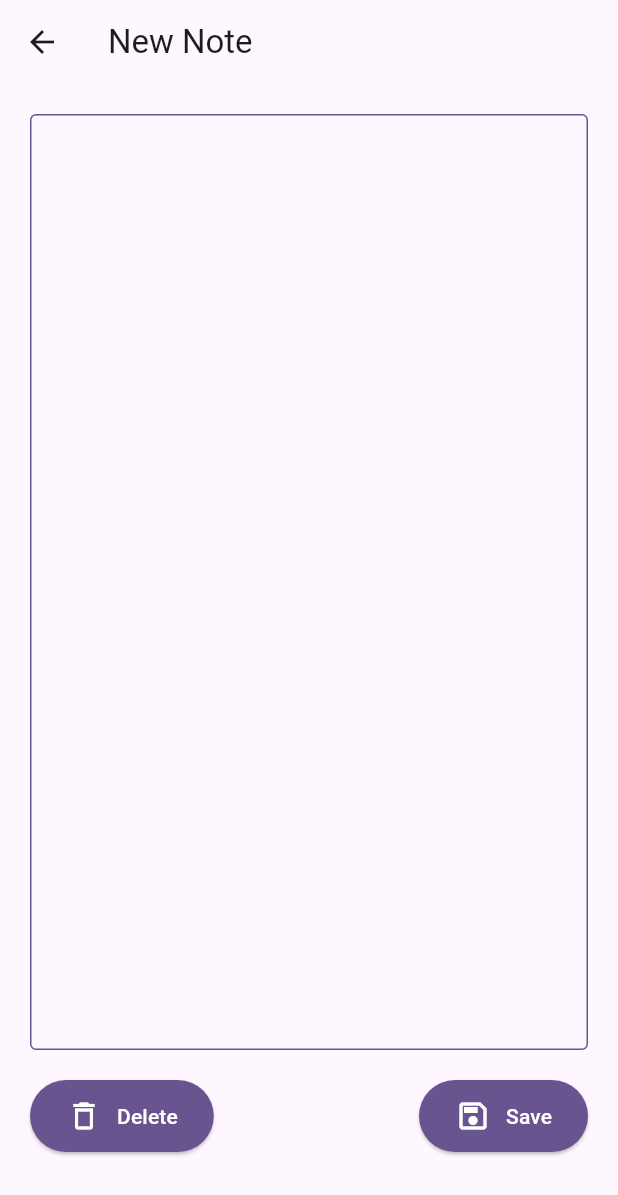
After one commit to user-grinch/Flutter-Notes, a Flutter app: the NotesView screen opened by its route, after a tap on the "add" icon, on a phone screen of 412 x 824 dp. The commit adds this screen. Shown: the top 1195 px of the screen. Run offline on Flutter 3.47's test engine with Material 3 defaults, Android fonts, the phone set to English and light mode, and no system bars; our stand-ins replace firebase_auth, firebase_core, sqflite; accounts and stored records are empty; network calls fail.

Commit message:
Refactor + add update note

```diff
--- a/lib/constants/routes.dart
+++ b/lib/constants/routes.dart
@@ -2,5 +2,5 @@ const loginRoute = '/login/';
 const reigsterRoute = '/register/';
 const notesRoute = '/notes/';
 const verifyEmailRoute = '/verify-email/';
-const newNoteRoute = '/notes/new-note/';
+const createUpdateNoteRoute = '/notes/new-note/';
 const settingsRoute = '/settings/';
--- a/lib/main.dart
+++ b/lib/main.dart
@@ -4,7 +4,7 @@ import 'package:flutter1/constants/routes.dart';
 import 'package:flutter1/firebase_options.dart';
 import 'package:flutter1/services/auth/auth_service.dart';
 import 'package:flutter1/views/login_view.dart';
-import 'package:flutter1/views/notes/new_note_view.dart';
+import 'package:flutter1/views/notes/create_update_note_view.dart';
 import 'package:flutter1/views/notes/notes_view.dart';
 import 'package:flutter1/views/register_view.dart';
 import 'package:flutter1/views/settings_view.dart';
@@ -37,7 +37,7 @@ void main() {
       reigsterRoute: (context) => RegisterView(),
       notesRoute: (context) => NotesView(),
       verifyEmailRoute: (context) => VerifyEmailView(),
-      newNoteRoute: (context) => const NewNoteView(),
+      createUpdateNoteRoute: (context) => const CreateUpdateNoteView(),
       settingsRoute: (context) => const SettingsView(),
     },
   ));
--- a/lib/services/crud/notes_service.dart
+++ b/lib/services/crud/notes_service.dart
@@ -19,7 +19,6 @@ class NotesService {
       },
     );
   }
-
   factory NotesService() => _shared;
 
   late final StreamController<List<DatabaseNote>> _notesStreamController;
@@ -112,15 +111,19 @@ class NotesService {
   Future<void> deleteNote({required int id}) async {
     await _ensureDbIsOpen();
     final db = _getDatabaseOrThrow();
+    print(db);
     final deletedCount = await db.delete(
       noteTable,
       where: 'id = ?',
       whereArgs: [id],
     );
+    print(db);
     if (deletedCount == 0) {
       throw CouldNotDeleteNote();
     } else {
+      print(_notes);
       _notes.removeWhere((note) => note.id == id);
+      print(db);
       _notesStreamController.add(_notes);
     }
   }
--- a/lib/utilities/elevated_button.dart
+++ b/lib/utilities/elevated_button.dart
@@ -1,20 +1,15 @@
 import 'package:flutter/material.dart';
 
-class ElevatedButtonMD3 extends StatefulWidget {
-  final String text;
+class ElevatedButtonMD3 extends StatelessWidget {
+  final Widget? child;
   final VoidCallback onPressed;
 
   const ElevatedButtonMD3({
     super.key,
-    required this.text,
+    required this.child,
     required this.onPressed,
   });
 
-  @override
-  State<ElevatedButtonMD3> createState() => _ElevatedButtonMD3State();
-}
-
-class _ElevatedButtonMD3State extends State<ElevatedButtonMD3> {
   @override
   Widget build(BuildContext context) {
     return ElevatedButton(
@@ -26,8 +21,8 @@ class _ElevatedButtonMD3State extends State<ElevatedButtonMD3> {
         ),
         padding: EdgeInsets.symmetric(horizontal: 24, vertical: 12),
       ),
-      onPressed: widget.onPressed,
-      child: Text(widget.text),
+      onPressed: onPressed,
+      child: child,
     );
   }
 }
--- /dev/null
+++ b/lib/utilities/generics/get_argument.dart
@@ -0,0 +1,14 @@
+import 'package:flutter/material.dart' show BuildContext, ModalRoute;
+
+extension GetArgument on BuildContext {
+  T? getArgument<T>() {
+    final modalRoute = ModalRoute.of(this);
+    if (modalRoute != null) {
+      final args = modalRoute.settings.arguments;
+      if (args != null && args is T) {
+        return args as T;
+      }
+    }
+    return null;
+  }
+}
--- a/lib/views/login_view.dart
+++ b/lib/views/login_view.dart
@@ -5,8 +5,8 @@ import 'dart:developer' as devtools show log;
 import 'package:flutter1/constants/routes.dart';
 import 'package:flutter1/services/auth/auth_exceptions.dart';
 import 'package:flutter1/services/auth/auth_service.dart';
+import 'package:flutter1/utilities/dialogs/error_dialog.dart';
 import 'package:flutter1/utilities/elevated_button.dart';
-import 'package:flutter1/utilities/show_error_dialog.dart';
 
 class LoginView extends StatefulWidget {
   const LoginView({super.key});
@@ -109,7 +109,7 @@ class _LoginViewState extends State<LoginView> {
                 );
               }
             },
-            text: 'Login',
+            child: Text('Login'),
           ),
           TextButton(
             onPressed: () {
--- /dev/null
+++ b/lib/views/notes/create_update_note_view.dart
@@ -0,0 +1,175 @@
+import 'dart:math';
+
+import 'package:flutter/material.dart';
+import 'package:flutter1/services/auth/auth_service.dart';
+import 'package:flutter1/services/crud/notes_service.dart';
+import 'package:flutter1/utilities/elevated_button.dart';
+import 'package:flutter1/utilities/generics/get_argument.dart';
+import 'package:sqflite/sqflite.dart';
+
+class CreateUpdateNoteView extends StatefulWidget {
+  const CreateUpdateNoteView({super.key});
+
+  @override
+  State<CreateUpdateNoteView> createState() => _CreateUpdateNoteViewState();
+}
+
+class _CreateUpdateNoteViewState extends State<CreateUpdateNoteView> {
+  DatabaseNote? _note;
+  late final NotesService _notesService;
+  late final TextEditingController _textController;
+
+  @override
+  void initState() {
+    _notesService = NotesService();
+    _textController = TextEditingController();
+    super.initState();
+  }
+
+  void _textControllerListener() async {
+    final text = _textController.text;
+    await _notesService.updateNote(
+      note: _note!,
+      text: text,
+    );
+  }
+
+  void _setupTextControllerListener() {
+    _textController.removeListener(_textControllerListener);
+    _textController.addListener(_textControllerListener);
+  }
+
+  Future<DatabaseNote> createOrGetExistingNote(BuildContext context) async {
+    final widgetNote = context.getArgument<DatabaseNote>();
+
+    if (widgetNote != null) {
+      _note = widgetNote;
+      _textController.text = widgetNote.text;
+      return widgetNote;
+    } else {
+      final existingNote = _note;
+
+      if (existingNote != null) {
+        return existingNote;
+      }
+      final currentUser = AuthService.firebase().currentUser!;
+      final email = currentUser.email!;
+      final owner = await _notesService.getUser(email: email);
+      final newNote = await _notesService.createNote(owner: owner);
+      _note = newNote;
+      return newNote;
+    }
+  }
+
+  void _deleteNoteIfTextIsEmpty() {
+    final note = _note;
+    if (_textController.text.isEmpty && note != null) {
+      _notesService.deleteNote(id: note.id);
+    }
+  }
+
+  void _saveNoteIfTextNotEmpty() async {
+    final note = _note;
+    if (_textController.text.isNotEmpty && note != null) {
+      await _notesService.updateNote(
+        note: note,
+        text: _textController.text,
+      );
+    }
+  }
+
+  @override
+  void dispose() {
+    _deleteNoteIfTextIsEmpty();
+    _saveNoteIfTextNotEmpty();
+    _textController.dispose();
+    super.dispose();
+  }
+
+  @override
+  Widget build(BuildContext context) {
+    return Scaffold(
+      appBar: AppBar(
+        title: const Text("New Note"),
+      ),
+      body: FutureBuilder(
+          future: createOrGetExistingNote(context),
+          builder: (context, snapshot) {
+            if (snapshot.connectionState == ConnectionState.done) {
+              _setupTextControllerListener();
+              return Padding(
+                padding: const EdgeInsets.fromLTRB(20, 20, 20, 60),
+                child: Column(
+                  children: [
+                    TextFormField(
+                      controller: _textController,
+                      decoration: InputDecoration(
+                        labelText: null,
+                        border: const OutlineInputBorder(),
+                        floatingLabelBehavior: FloatingLabelBehavior.always,
+                        enabledBorder: OutlineInputBorder(
+                          borderSide: BorderSide(
+                            color: Theme.of(context).colorScheme.primary,
+                          ),
+                        ),
+                        focusedBorder: OutlineInputBorder(
+                          borderSide: BorderSide(
+                            color:
+                                Theme.of(context).colorScheme.primaryContainer,
+                          ),
+                        ),
+                        contentPadding: EdgeInsets.symmetric(
+                            vertical: 300.0, horizontal: 10.0),
+                      ),
+                      keyboardType: TextInputType.multiline,
+                      maxLines: null,
+                    ),
+                    SizedBox(height: 20),
+                    Row(
+                      mainAxisAlignment: MainAxisAlignment.spaceBetween,
+                      children: [
+                        ElevatedButtonMD3(
+                          onPressed: () async {
+                            await _notesService.deleteNote(id: _note!.id);
+                            Navigator.of(context).pop();
+                          },
+                          child: Row(
+                            children: [
+                              Icon(
+                                Icons.delete_outline,
+                                color: Theme.of(context).colorScheme.onPrimary,
+                                size: 24,
+                              ),
+                              SizedBox(width: 10),
+                              Text('Delete'),
+                            ],
+                          ),
+                        ),
+                        ElevatedButtonMD3(
+                          onPressed: () {
+                            Navigator.of(context).pop();
+                          },
+                          child: Row(
+                            children: [
+                              Icon(
+                                Icons.save_outlined,
+                                color: Theme.of(context).colorScheme.onPrimary,
+                                size: 24,
+                              ),
+                              SizedBox(width: 10),
+                              Text('Save'),
+                            ],
+                          ),
+                        ),
+                      ],
+                    ),
+                  ],
+                ),
+              );
+            } else {
+              return const CircularProgressIndicator();
+            }
+          }),
+    );
+  }
+}
--- /dev/null
+++ b/lib/views/notes/notes_list_view.dart
@@ -0,0 +1,48 @@
+import 'package:flutter/material.dart';
+import 'package:flutter1/constants/routes.dart';
+import 'package:flutter1/services/crud/notes_service.dart';
+
+typedef DeleteNoteCallback = void Function(DatabaseNote note);
+
+class NotesListView extends StatelessWidget {
+  final List<DatabaseNote> notes;
+
+  const NotesListView({super.key, required this.notes});
+
+  @override
+  Widget build(BuildContext context) {
+    return ListView.builder(
+      itemCount: notes.length,
+      itemBuilder: (context, index) {
+        final note = notes[index];
+        return Card(
+          elevation: 0,
+          margin: const EdgeInsets.symmetric(horizontal: 16, vertical: 8),
+          shape: RoundedRectangleBorder(
+            borderRadius: BorderRadius.circular(12),
+          ),
+          child: ListTile(
+            contentPadding:
+                const EdgeInsets.symmetric(horizontal: 16, vertical: 12),
+            title: Text(
+              note.text,
+              maxLines: 1,
+              softWrap: true,
+              overflow: TextOverflow.ellipsis,
+              style: Theme.of(context).textTheme.titleMedium?.copyWith(
+                    color: Theme.of(context).colorScheme.primary,
+                  ),
+            ),
+            onTap: () {
+              Navigator.of(context).pushNamed(
+                createUpdateNoteRoute,
+                arguments: note,
+              );
+            },
+            trailing: Icon(Icons.chevron_right),
+          ),
+        );
+      },
+    );
+  }
+}
--- a/lib/views/register_view.dart
+++ b/lib/views/register_view.dart
@@ -3,8 +3,8 @@ import 'dart:developer' as devtools show log;
 import 'package:flutter1/constants/routes.dart';
 import 'package:flutter1/services/auth/auth_exceptions.dart';
 import 'package:flutter1/services/auth/auth_service.dart';
+import 'package:flutter1/utilities/dialogs/error_dialog.dart';
 import 'package:flutter1/utilities/elevated_button.dart';
-import 'package:flutter1/utilities/show_error_dialog.dart';
 
 class RegisterView extends StatefulWidget {
   const RegisterView({super.key});
@@ -101,7 +101,7 @@ class _RegisterViewState extends State<RegisterView> {
                 );
               }
             },
-            text: 'Register',
+            child: Text('Register'),
           ),
           TextButton(
             onPressed: () {
--- a/lib/views/verify_email_view.dart
+++ b/lib/views/verify_email_view.dart
@@ -33,7 +33,7 @@ class _VerifyEmailViewState extends State<VerifyEmailView> {
                   final user = AuthService.firebase().currentUser;
                   await AuthService.firebase().sendEmailVerification();
                 },
-                text: 'Resend Verification'),
+                child: Text('Resend Verification')),
             TextButton(
               onPressed: () async {
                 await AuthService.firebase().logOut();
```
Also changed, not shown: lib/utilities/dialogs/error_dialog.dart (added, +15 -0 lines), lib/utilities/dialogs/generic_dialog.dart (added, +35 -0 lines), lib/utilities/dialogs/logout_dialog.dart (added, +15 -0 lines), lib/utilities/note_summary.dart (deleted, +0 -43 lines), lib/utilities/outlined_button.dart (+5 -10 lines), lib/utilities/show_error_dialog.dart (deleted, +0 -23 lines), lib/views/notes/new_note_view.dart (deleted, +0 -134 lines), lib/views/notes/notes_view.dart (+3 -16 lines), lib/views/settings_view.dart (+3 -27 lines).
